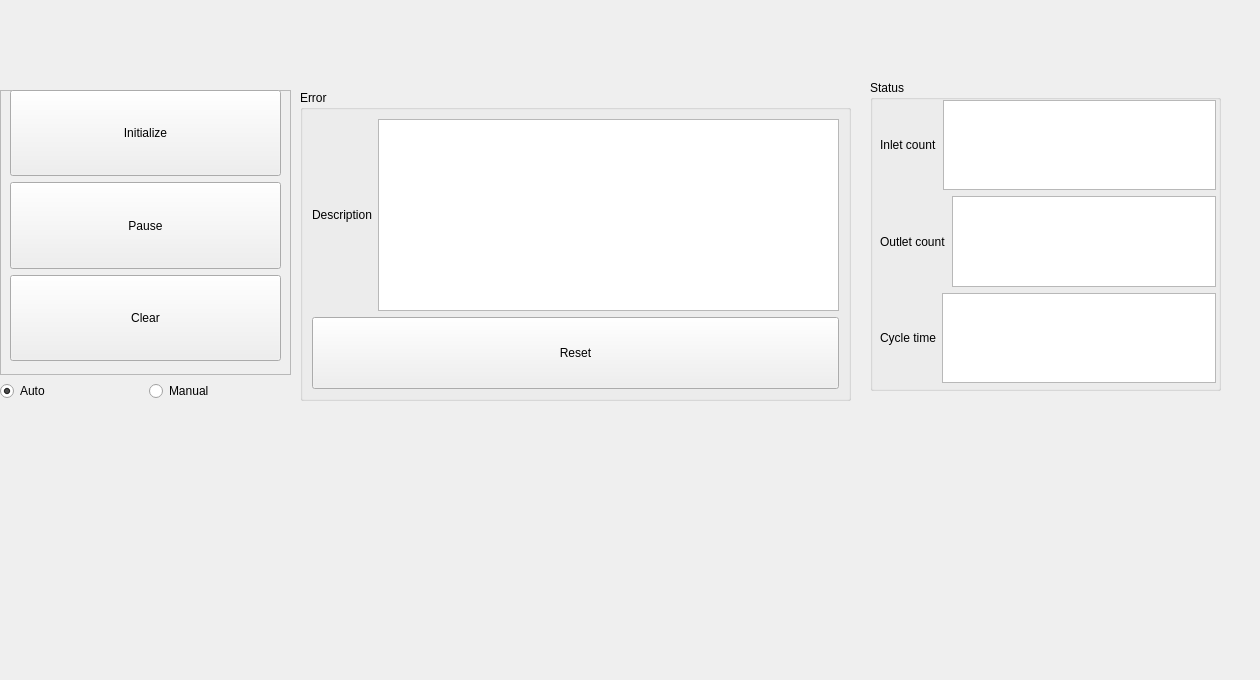
This is bank-view/frontcontrolpanel.ui in smandyscom/front-base-widget as Qt 5 draws it before an edit. The edited form follows.
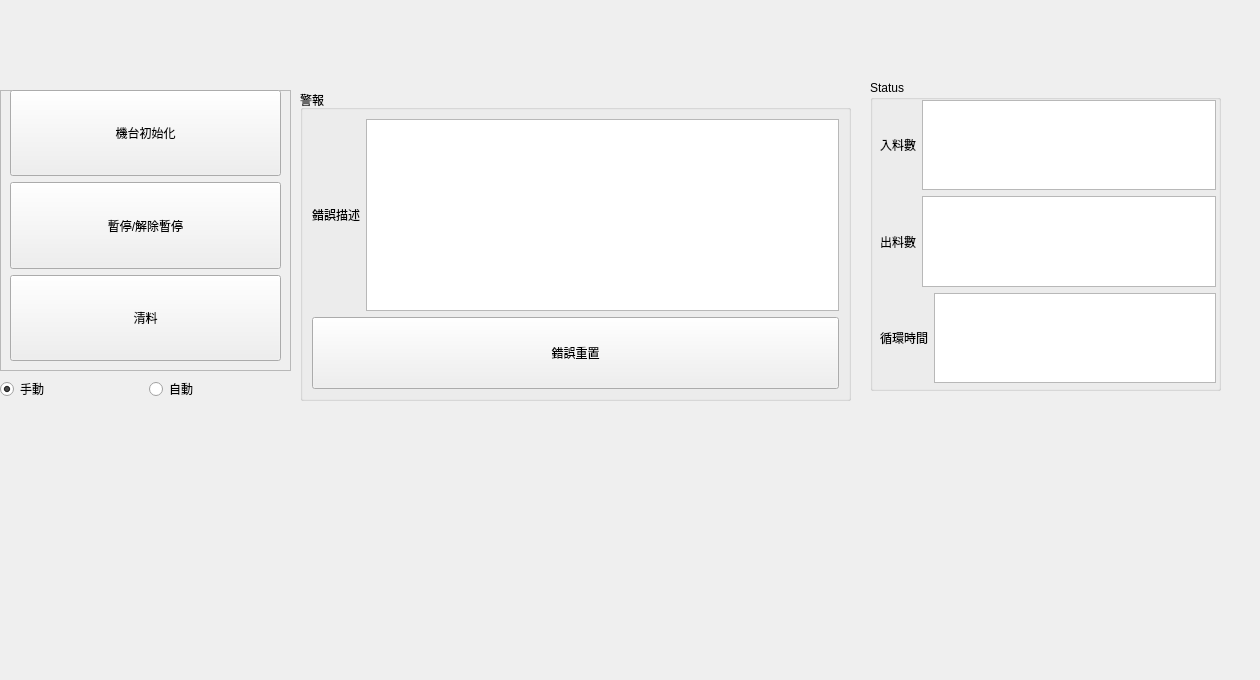
This is the edited form.

What changed in the file:
```diff
--- a/bank-view/frontcontrolpanel.ui
+++ b/bank-view/frontcontrolpanel.ui
@@ -23,7 +23,7 @@
     </rect>
    </property>
    <property name="title">
-    <string>Error</string>
+    <string>警報</string>
    </property>
    <layout class="QVBoxLayout" name="verticalLayout_2">
     <item>
@@ -33,7 +33,7 @@
         <item>
          <widget class="QLabel" name="label">
           <property name="text">
-           <string>Description</string>
+           <string>錯誤描述</string>
           </property>
          </widget>
         </item>
@@ -51,7 +51,7 @@
          </sizepolicy>
         </property>
         <property name="text">
-         <string>Reset</string>
+         <string>錯誤重置</string>
         </property>
        </widget>
       </item>
@@ -86,7 +86,7 @@
        <item>
         <widget class="QLabel" name="labelInletCount">
          <property name="text">
-          <string>Inlet count</string>
+          <string>入料數</string>
          </property>
         </widget>
        </item>
@@ -100,7 +100,7 @@
        <item>
         <widget class="QLabel" name="labelOutletCount">
          <property name="text">
-          <string>Outlet count</string>
+          <string>出料數</string>
          </property>
         </widget>
        </item>
@@ -114,7 +114,7 @@
        <item>
         <widget class="QLabel" name="label_4">
          <property name="text">
-          <string>Cycle time</string>
+          <string>循環時間</string>
          </property>
         </widget>
        </item>
@@ -169,7 +169,7 @@
            </sizepolicy>
           </property>
           <property name="text">
-           <string>Initialize</string>
+           <string>機台初始化</string>
           </property>
          </widget>
         </item>
@@ -182,7 +182,7 @@
            </sizepolicy>
           </property>
           <property name="text">
-           <string>Pause</string>
+           <string>暫停/解除暫停</string>
           </property>
          </widget>
         </item>
@@ -195,7 +195,7 @@
            </sizepolicy>
           </property>
           <property name="text">
-           <string>Clear</string>
+           <string>清料</string>
           </property>
          </widget>
         </item>
@@ -208,7 +208,7 @@
       <item>
        <widget class="QRadioButton" name="radioButtonAuto">
         <property name="text">
-         <string>Auto</string>
+         <string>手動</string>
         </property>
         <property name="checked">
          <bool>true</bool>
@@ -218,7 +218,7 @@
       <item>
        <widget class="QRadioButton" name="radioButtonManual">
         <property name="text">
-         <string>Manual</string>
+         <string>自動</string>
         </property>
        </widget>
       </item>
```
